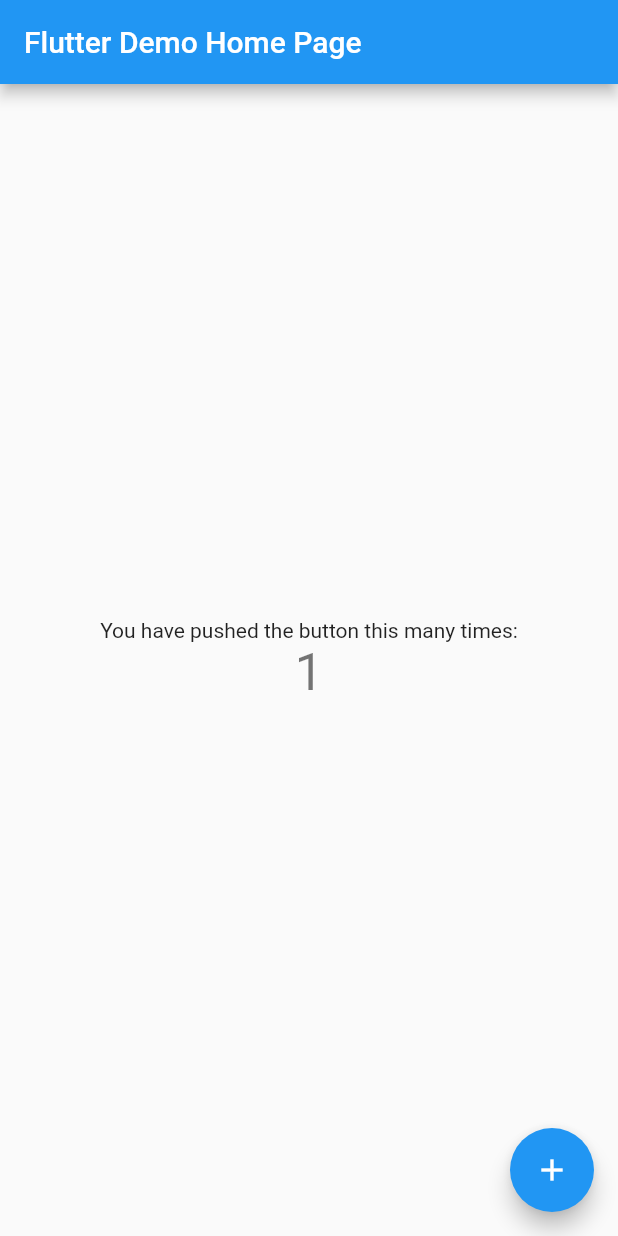
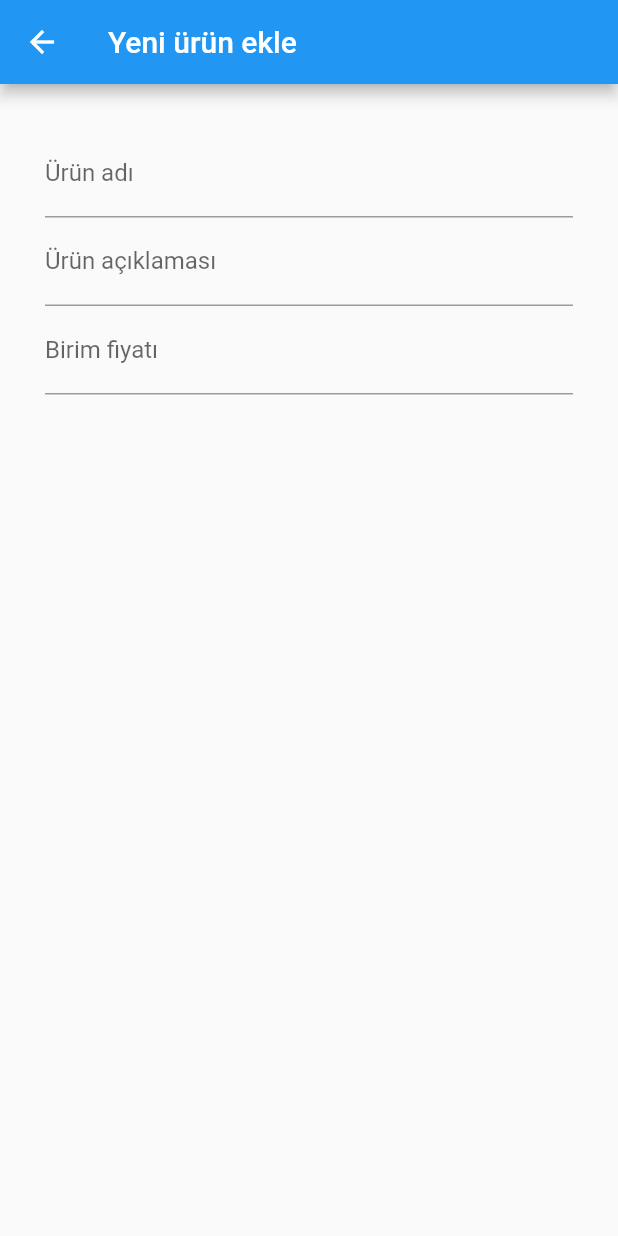
Before and after one commit to BBarisKilic/Sqflite-App, a Flutter app: the screen it shows after launch, after a tap on the "add" icon, on a phone screen of 412 x 824 dp. Run offline on Flutter 3.47's test engine with Material 2 defaults, Android fonts, the phone set to English and light mode, and no system bars; our stand-ins replace sqflite; accounts and stored records are empty.

Commit message:
Second Commit

```diff
--- a/lib/main.dart
+++ b/lib/main.dart
@@ -1,117 +1,15 @@
 import 'package:flutter/material.dart';
+import 'package:sqflite_demo/screens/product_list.dart';
 
 void main() {
   runApp(MyApp());
 }
 
 class MyApp extends StatelessWidget {
-  // This widget is the root of your application.
   @override
-  Widget build(BuildContext context) {
+  Widget build(Object context) {
     return MaterialApp(
-      title: 'Flutter Demo',
-      theme: ThemeData(
-        // This is the theme of your application.
-        //
-        // Try running your application with "flutter run". You'll see the
-        // application has a blue toolbar. Then, without quitting the app, try
-        // changing the primarySwatch below to Colors.green and then invoke
-        // "hot reload" (press "r" in the console where you ran "flutter run",
-        // or simply save your changes to "hot reload" in a Flutter IDE).
-        // Notice that the counter didn't reset back to zero; the application
-        // is not restarted.
-        primarySwatch: Colors.blue,
-        // This makes the visual density adapt to the platform that you run
-        // the app on. For desktop platforms, the controls will be smaller and
-        // closer together (more dense) than on mobile platforms.
-        visualDensity: VisualDensity.adaptivePlatformDensity,
-      ),
-      home: MyHomePage(title: 'Flutter Demo Home Page'),
+      home: ProductList(),
     );
   }
 }
-
-class MyHomePage extends StatefulWidget {
-  MyHomePage({Key key, this.title}) : super(key: key);
-
-  // This widget is the home page of your application. It is stateful, meaning
-  // that it has a State object (defined below) that contains fields that affect
-  // how it looks.
-
-  // This class is the configuration for the state. It holds the values (in this
-  // case the title) provided by the parent (in this case the App widget) and
-  // used by the build method of the State. Fields in a Widget subclass are
-  // always marked "final".
-
-  final String title;
-
-  @override
-  _MyHomePageState createState() => _MyHomePageState();
-}
-
-class _MyHomePageState extends State<MyHomePage> {
-  int _counter = 0;
-
-  void _incrementCounter() {
-    setState(() {
-      // This call to setState tells the Flutter framework that something has
-      // changed in this State, which causes it to rerun the build method below
-      // so that the display can reflect the updated values. If we changed
-      // _counter without calling setState(), then the build method would not be
-      // called again, and so nothing would appear to happen.
-      _counter++;
-    });
-  }
-
-  @override
-  Widget build(BuildContext context) {
-    // This method is rerun every time setState is called, for instance as done
-    // by the _incrementCounter method above.
-    //
-    // The Flutter framework has been optimized to make rerunning build methods
-    // fast, so that you can just rebuild anything that needs updating rather
-    // than having to individually change instances of widgets.
-    return Scaffold(
-      appBar: AppBar(
-        // Here we take the value from the MyHomePage object that was created by
-        // the App.build method, and use it to set our appbar title.
-        title: Text(widget.title),
-      ),
-      body: Center(
-        // Center is a layout widget. It takes a single child and positions it
-        // in the middle of the parent.
-        child: Column(
-          // Column is also a layout widget. It takes a list of children and
-          // arranges them vertically. By default, it sizes itself to fit its
-          // children horizontally, and tries to be as tall as its parent.
-          //
-          // Invoke "debug painting" (press "p" in the console, choose the
-          // "Toggle Debug Paint" action from the Flutter Inspector in Android
-          // Studio, or the "Toggle Debug Paint" command in Visual Studio Code)
-          // to see the wireframe for each widget.
-          //
-          // Column has various properties to control how it sizes itself and
-          // how it positions its children. Here we use mainAxisAlignment to
-          // center the children vertically; the main axis here is the vertical
-          // axis because Columns are vertical (the cross axis would be
-          // horizontal).
-          mainAxisAlignment: MainAxisAlignment.center,
-          children: <Widget>[
-            Text(
-              'You have pushed the button this many times:',
-            ),
-            Text(
-              '$_counter',
-              style: Theme.of(context).textTheme.headline4,
-            ),
-          ],
-        ),
-      ),
-      floatingActionButton: FloatingActionButton(
-        onPressed: _incrementCounter,
-        tooltip: 'Increment',
-        child: Icon(Icons.add),
-      ), // This trailing comma makes auto-formatting nicer for build methods.
-    );
-  }
-}
--- /dev/null
+++ b/lib/screens/product_add.dart
@@ -0,0 +1,54 @@
+import 'package:flutter/material.dart';
+
+class ProductAdd extends StatefulWidget {
+  @override
+  State<StatefulWidget> createState() {
+    return ProductAddState();
+  }
+}
+
+class ProductAddState extends State {
+  TextEditingController textNameController = TextEditingController();
+  TextEditingController textDescController = TextEditingController();
+  TextEditingController textPriceController = TextEditingController();
+
+  @override
+  Widget build(BuildContext context) {
+    return Scaffold(
+      appBar: AppBar(
+        title: Text("Yeni ürün ekle"),
+      ),
+      body: Padding(
+        padding: EdgeInsets.all(30.0),
+        child: Column(
+          children: <Widget>[
+            buildNameField(),
+            buildDescriptionField(),
+            buildUnitPriceFeld(),
+          ],
+        ),
+      ),
+    );
+  }
+
+  Widget buildNameField() {
+    return TextField(
+      decoration: InputDecoration(labelText: "Ürün adı"),
+      controller: textNameController,
+    );
+  }
+
+  Widget buildDescriptionField() {
+    return TextField(
+      decoration: InputDecoration(labelText: "Ürün açıklaması"),
+      controller: textDescController,
+    );
+  }
+
+  Widget buildUnitPriceFeld() {
+    return TextField(
+      decoration: InputDecoration(labelText: "Birim fiyatı"),
+      controller: textPriceController,
+    );
+  }
+}
--- /dev/null
+++ b/lib/screens/product_list.dart
@@ -0,0 +1,68 @@
+import 'package:flutter/material.dart';
+import 'package:path/path.dart';
+import 'package:sqflite_demo/data/dbHelper.dart';
+import 'package:sqflite_demo/models/product.dart';
+import 'package:sqflite_demo/screens/product_add.dart';
+
+class ProductList extends StatefulWidget {
+  @override
+  State<StatefulWidget> createState() {
+    return ProductListState();
+  }
+}
+
+class ProductListState extends State {
+  var dbHelper = DbHelper();
+  List<Product> productList;
+  int productCount = 0;
+
+  @override
+  void initState() {
+    var productFuture = dbHelper.getProducts();
+    productFuture.then((data) {
+      this.productList = data;
+    });
+  }
+
+  @override
+  Widget build(BuildContext context) {
+    return Scaffold(
+      appBar: AppBar(
+        title: Text("Ürünler Listesi"),
+      ),
+      body: buildBody(),
+      floatingActionButton: FloatingActionButton(
+        onPressed: () {
+          gotoProductAdd();
+        },
+        child: Icon(Icons.add),
+        tooltip: "Yeni ürün ekle",
+      ),
+    );
+  }
+
+  ListView buildBody() {
+    return ListView.builder(
+        itemCount: productCount,
+        itemBuilder: (BuildContext context, int position) {
+          return Card(
+            color: Colors.cyan,
+            elevation: 2.0,
+            child: ListTile(
+              leading: CircleAvatar(
+                backgroundColor: Colors.amber,
+                child: Text("P"),
+              ),
+              title: Text(this.productList[position].name),
+              subtitle: Text(this.productList[position].description),
+              onTap: () {},
+            ),
+          );
+        });
+  }
+
+  void gotoProductAdd() async {
+    await Navigator.push(
+        this.context, MaterialPageRoute(builder: (context) => ProductAdd()));
+  }
+}
--- a/pubspec.yaml
+++ b/pubspec.yaml
@@ -34,6 +34,7 @@
 dev_dependencies:
   flutter_test:
     sdk: flutter
+  sqflite_common_ffi:
 
 # For information on the generic Dart part of this file, see the
 # following page: https://dart.dev/tools/pub/pubspec
```
Also changed, not shown: pubspec.lock.
